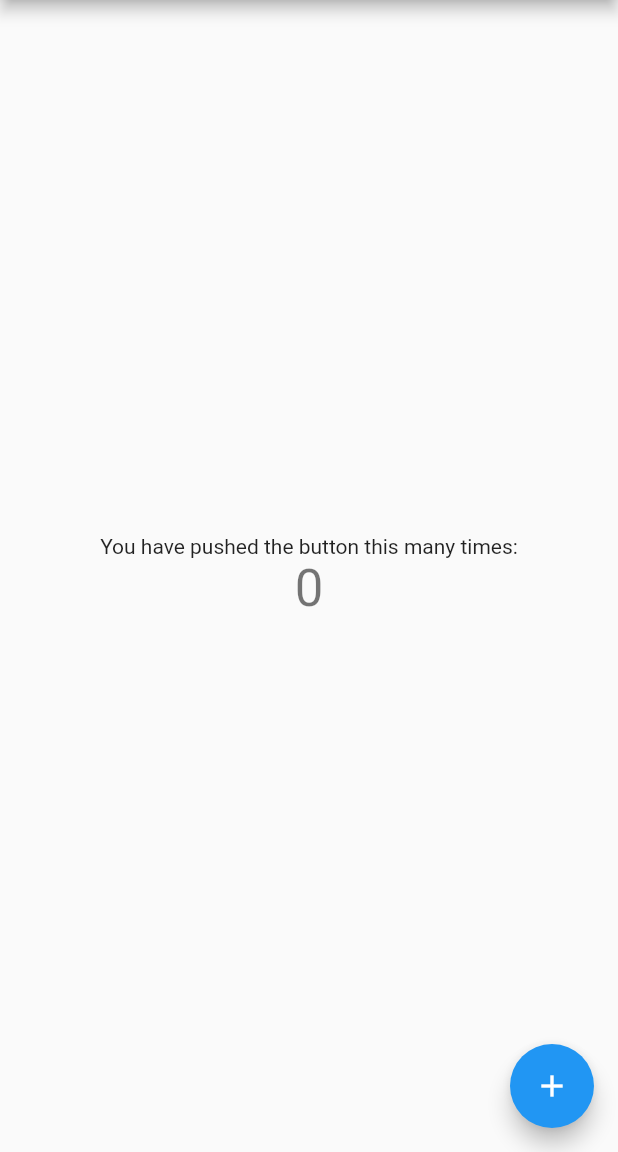
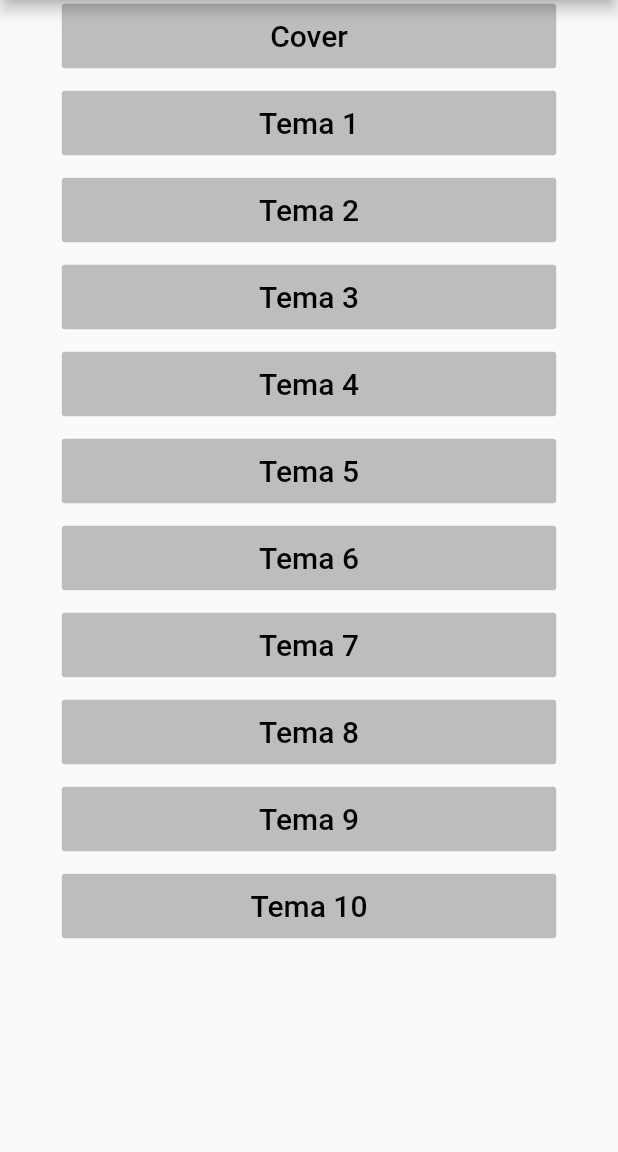
Before and after one commit to AndresVaron/AppReport, a Flutter app: the screen it shows after launch, on a phone screen of 412 x 824 dp, the part 84-1236 px from its top. Run offline on Flutter 3.47's test engine with Material 2 defaults, Android fonts, the phone set to English and light mode, and no system bars; our stand-ins replace bloc, flutter_bloc; missing offline and left inert: universal_html.

Commit message:
Router y estructura pagina principal

```diff
--- a/lib/connectivity/connectivity_event.dart
+++ b/lib/connectivity/connectivity_event.dart
@@ -4,3 +4,5 @@ class BlocClickedEvent extends ConnectivityEvent {
   @override
   String toString() => 'BlocClickedEvent';
 }
+
+class LoadCacheEvent extends ConnectivityEvent {}
--- a/lib/main.dart
+++ b/lib/main.dart
@@ -1,61 +1,86 @@
 import 'package:flutter/material.dart';
-import 'package:universal_html/prefer_universal/html.dart' as html;
+import 'package:flutter_bloc/flutter_bloc.dart';
+import 'package:bloc/bloc.dart';
 
-void main() => runApp(MyApp());
+import 'Temas/Tema1.dart';
+import 'connectivity/connectivity.dart';
+
+//Intercepta los eventos y estados del Bloc (Para debug,errores,etc.)
+class SimpleBlocDelegate extends BlocDelegate {
+  @override
+  void onEvent(Bloc bloc, Object event) {
+    super.onEvent(bloc, event);
+    print('bloc: ${bloc.runtimeType}, event: $event');
+  }
+
+  @override
+  void onTransition(Bloc bloc, Transition transition) {
+    super.onTransition(bloc, transition);
+    print('bloc: ${bloc.runtimeType}, transition: $transition');
+  }
+
+  @override
+  void onError(Bloc bloc, Object error, StackTrace stacktrace) {
+    super.onError(bloc, error, stacktrace);
+    print('bloc: ${bloc.runtimeType}, error: $error');
+  }
+}
+
+void main() async {
+  runApp(BlocProvider<ConnectivityBloc>(
+      builder: (context) {
+        return ConnectivityBloc()
+          ..add(LoadCacheEvent()); //Cargar los datos que se tienen guardados.
+      },
+      child: MyApp()));
+}
 
 class MyApp extends StatelessWidget {
+  final List<Tema> temas = <Tema>[
+    Tema(nombre: "Tema 1", id: "tema1", widget: new Tema1(nombre: "Tema 1")),
+    Tema(nombre: "Tema 2", id: "tema2", widget: new Tema1(nombre: "Tema 2")),
+    Tema(nombre: "Tema 3", id: "tema3", widget: new Tema1(nombre: "Tema 3")),
+    Tema(nombre: "Tema 4", id: "tema4", widget: new Tema1(nombre: "Tema 4")),
+    Tema(nombre: "Tema 5", id: "tema5", widget: new Tema1(nombre: "Tema 5")),
+    Tema(nombre: "Tema 6", id: "tema6", widget: new Tema1(nombre: "Tema 6")),
+    Tema(nombre: "Tema 7", id: "tema7", widget: new Tema1(nombre: "Tema 7")),
+    Tema(nombre: "Tema 8", id: "tema8", widget: new Tema1(nombre: "Tema 8")),
+    Tema(nombre: "Tema 9", id: "tema9", widget: new Tema1(nombre: "Tema 9")),
+    Tema(nombre: "Tema 10", id: "tema10", widget: new Tema1(nombre: "Tema 10")),
+  ];
+
   @override
   Widget build(BuildContext context) {
+    Map<String, WidgetBuilder> routes = {
+      '/': (context) => MyHomePage(title: 'App Report', temas: temas),
+    };
+    temas.forEach((tema) {
+      routes["/" + tema.id] = (context) => tema.widget;
+    });
     return MaterialApp(
       title: 'App Report',
       theme: ThemeData(
         primarySwatch: Colors.blue,
       ),
-      home: MyHomePage(title: 'App Report'),
+      debugShowCheckedModeBanner: false,
+      initialRoute: '/',
+      routes: routes,
     );
   }
 }
 
 class MyHomePage extends StatefulWidget {
-  MyHomePage({Key key, this.title}) : super(key: key);
+  MyHomePage({Key key, this.title, this.temas}) : super(key: key);
   final String title;
+  final List<Tema> temas;
 
   @override
-  _MyHomePageState createState() => _MyHomePageState();
+  _MyHomePageState createState() => _MyHomePageState(temas: temas);
 }
 
 class _MyHomePageState extends State<MyHomePage> {
-  int _counter = 0;
-
-  void initState() {
-    _counter = checkLocal();
-    super.initState();
-  }
-
-  int checkLocal() {
-    try {
-      String storedCounter = html.window.localStorage['counter'];
-      if (storedCounter != null) {
-        return int.parse(storedCounter);
-      }
-    } catch (error) {
-      print("ERRORINIT:");
-      print(error);
-    }
-    return 0;
-  }
-
-  void _incrementCounter() {
-    try {
-      html.window.localStorage['counter'] = (_counter + 1).toString();
-    } catch (error) {
-      print("ERRORINCREMENT:");
-      print(error);
-    }
-    setState(() {
-      _counter++;
-    });
-  }
+  final List<Tema> temas;
+  _MyHomePageState({this.temas});
 
   @override
   Widget build(BuildContext context) {
@@ -63,25 +88,76 @@ class _MyHomePageState extends State<MyHomePage> {
         appBar: AppBar(
           title: Text(widget.title),
         ),
-      body: Center(
-        child: Column(
+        body: LayoutBuilder(builder: (context, constraints) {
+          double tamanhoTexto = 20; //CambiarEsto para tamano min en celular
+          if (constraints.maxWidth > 600) {
+            tamanhoTexto = (constraints.maxHeight /
+                20); //Cambiar esto para que quepan todos los titulos en web.
+          }
+          var children = <Widget>[
+            Row(mainAxisAlignment: MainAxisAlignment.center, children: <Widget>[
+              Padding(
+                padding: EdgeInsets.only(
+                    left: constraints.maxWidth / 10,
+                    right: constraints.maxWidth / 10),
+                child: Container(
+                  width: constraints.maxWidth / 10 * 8,
+                  child: FlatButton(
+                    onPressed: () {},
+                    color: const Color(0xffbdbdbd),
+                    textColor: Colors.black,
+                    padding: const EdgeInsets.all(0.0),
+                    child: Container(
+                      padding: const EdgeInsets.all(10.0),
+                      child: Text('Cover',
+                          style: TextStyle(fontSize: tamanhoTexto)),
+                    ),
+                  ),
+                ),
+              )
+            ])
+          ];
+          temas.forEach((tema) {
+            children.add(SizedBox(
+              height: tamanhoTexto / 2,
+            ));
+            children.add(Row(
                 mainAxisAlignment: MainAxisAlignment.center,
                 children: <Widget>[
-            Text(
-              'You have pushed the button this many times:',
-            ),
-            Text(
-              '$_counter',
-              style: Theme.of(context).textTheme.display1,
-            ),
-          ],
+                  Padding(
+                    padding: EdgeInsets.only(
+                        left: constraints.maxWidth / 10,
+                        right: constraints.maxWidth / 10),
+                    child: Container(
+                      width: constraints.maxWidth / 10 * 8,
+                      child: FlatButton(
+                        onPressed: () {
+                          Navigator.pushNamed(context, '/' + tema.id);
+                        },
+                        color: const Color(0xffbdbdbd),
+                        textColor: Colors.black,
+                        padding: const EdgeInsets.all(0.0),
+                        child: Container(
+                          padding: const EdgeInsets.all(10.0),
+                          child: Text(tema.nombre,
+                              style: TextStyle(fontSize: tamanhoTexto)),
                         ),
                       ),
-      floatingActionButton: FloatingActionButton(
-        onPressed: _incrementCounter,
-        tooltip: 'Increment',
-        child: Icon(Icons.add),
                     ),
-    );
+                  )
+                ]));
+          });
+          children.add(SizedBox(
+            height: tamanhoTexto / 2,
+          ));
+          return (ListView(children: children));
+        }));
   }
 }
+
+class Tema {
+  final String nombre;
+  final String id;
+  final Widget widget;
+  Tema({@required this.nombre, @required this.id, @required this.widget});
+}
```
Also changed, not shown: lib/Temas/Tema1.dart (added, +76 -0 lines). Lines whose indentation alone changed are shown as unchanged.
